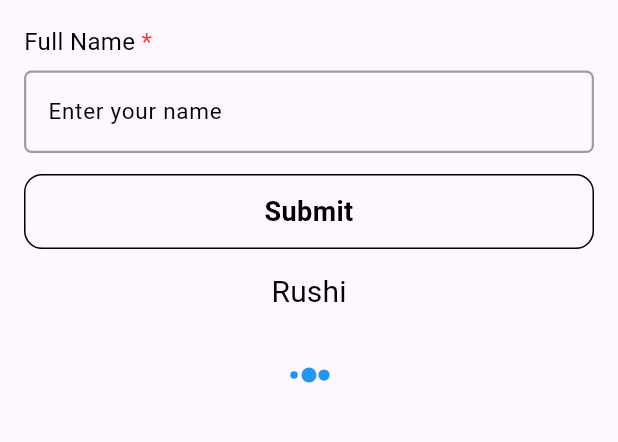
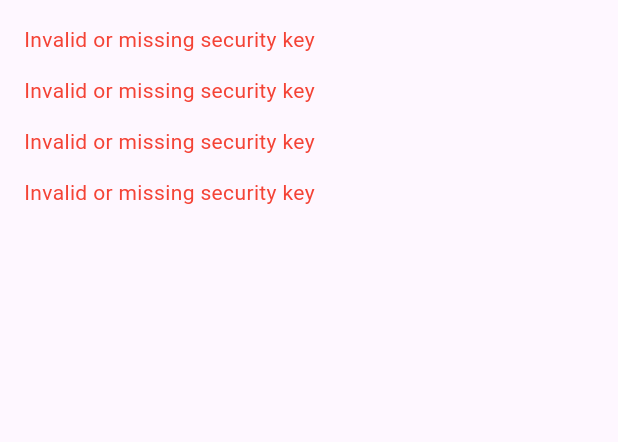
Before and after one commit to rushikeshdhumane/custom_feild_box, a Flutter app: the screen it shows after launch, on a phone screen of 412 x 824 dp, the part 84-526 px from its top. Run offline on Flutter 3.47's test engine with Material 3 defaults, Android fonts, the phone set to English and light mode, and no system bars; drawn by our look-alikes of loading_indicator; Roboto replaces fonts that are missing (NunitoSansRegular).

Commit message:
Secuirity key added

```diff
--- a/lib/custom_feild_box.dart
+++ b/lib/custom_feild_box.dart
@@ -4,3 +4,4 @@ export 'src/custom_field_box.dart';
 export 'src/custom_button.dart';
 export 'src/custom_text.dart';
 export 'src/custom_loader.dart';
+export 'src/security.dart';
--- a/lib/src/custom_button.dart
+++ b/lib/src/custom_button.dart
@@ -1,4 +1,5 @@
 import 'package:flutter/material.dart';
+import 'security.dart';
 
 class CustomButton extends StatefulWidget {
   final Function? onPressed;
@@ -21,6 +22,12 @@ class CustomButton extends StatefulWidget {
 class _CustomButtonState extends State<CustomButton> {
   @override
   Widget build(BuildContext context) {
+    if (!CustomFieldBoxSecurity.isValid) {
+      return const Text(
+        'Invalid or missing security key',
+        style: TextStyle(color: Colors.red),
+      );
+    }
     return Opacity(
       opacity: widget.isButtonDisabled ? 0.6 : 1.0, // Reduce opacity when button is disabled
       child: InkWell(
--- a/lib/src/custom_field_box.dart
+++ b/lib/src/custom_field_box.dart
@@ -1,5 +1,6 @@
 import 'package:flutter/material.dart';
 import 'package:flutter/services.dart';
+import 'security.dart';
 
 class CustomFieldBox extends StatelessWidget {
   final String? label;
@@ -45,6 +46,12 @@ class CustomFieldBox extends StatelessWidget {
 
   @override
   Widget build(BuildContext context) {
+    if (!CustomFieldBoxSecurity.isValid) {
+      return const Text(
+        'Invalid or missing security key',
+        style: TextStyle(color: Colors.red),
+      );
+    }
     return Column(
       crossAxisAlignment: CrossAxisAlignment.start,
       children: [
--- a/lib/src/custom_loader.dart
+++ b/lib/src/custom_loader.dart
@@ -1,6 +1,7 @@
 import 'package:flutter/cupertino.dart';
 import 'package:flutter/material.dart';
 import 'package:loading_indicator/loading_indicator.dart';
+import 'security.dart';
 
 class CustomLoader extends StatelessWidget{
 
@@ -9,6 +10,12 @@ class CustomLoader extends StatelessWidget{
   @override
   Widget build(BuildContext context) {
     // TODO: implement build
+    if (!CustomFieldBoxSecurity.isValid) {
+      return const Text(
+        'Invalid or missing security key',
+        style: TextStyle(color: Colors.red),
+      );
+    }
     return const Padding(
         padding: EdgeInsets.all(8.0),
         child: SizedBox(
--- a/lib/src/custom_text.dart
+++ b/lib/src/custom_text.dart
@@ -1,4 +1,5 @@
 import 'package:flutter/material.dart';
+import 'security.dart';
 
 class CustomTextBold extends StatelessWidget {
   final String text;
@@ -58,6 +59,12 @@ class CustomText extends StatelessWidget {
 
   @override
   Widget build(BuildContext context) {
+    if (!CustomFieldBoxSecurity.isValid) {
+      return const Text(
+        'Invalid or missing security key',
+        style: TextStyle(color: Colors.red),
+      );
+    }
     return Text(
       text,
       textAlign: textAlign ?? TextAlign.start,
--- a/lib/src/security.dart
+++ b/lib/src/security.dart
@@ -0,0 +1,10 @@
+class CustomFieldBoxSecurity {
+  static String? _securityKey;
+  static const String _validKey = "UC_Custom_Feild_Box"; // Replace with your actual key
+
+  static void setKey(String key) {
+    _securityKey = key;
+  }
+
+  static bool get isValid => _securityKey == _validKey;
+}
```
